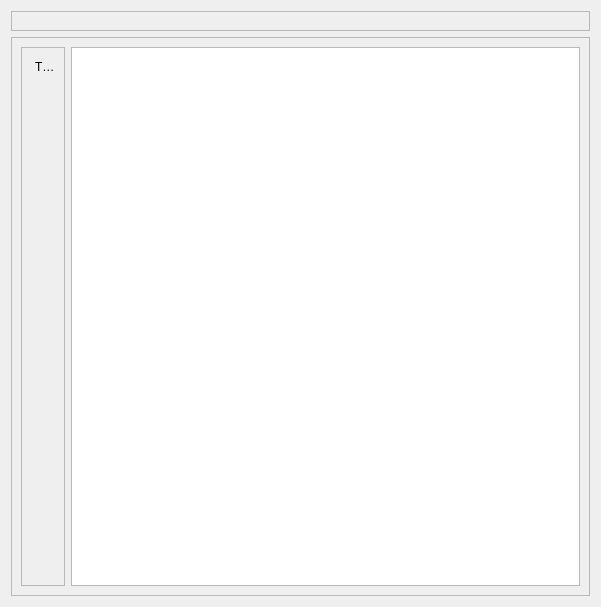
Before: the Qt Designer form qrgui/elementEditor/widgetsEdit/widgetsEditor.ui in qreal/qreal, drawn with Qt 5.
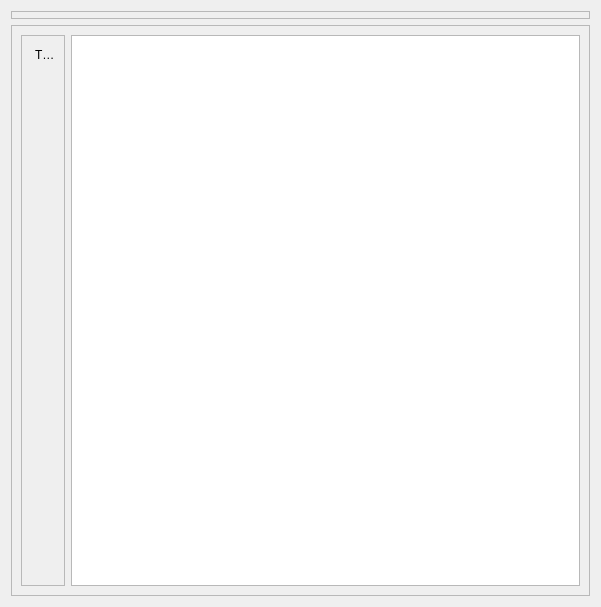
After: the same form once the commit is applied.

Commit message: Modified shape editor gui; Added element editor navigation buttons; Key processing system refactored

The edit to the form file:
```diff
--- a/qrgui/elementEditor/widgetsEdit/widgetsEditor.ui
+++ b/qrgui/elementEditor/widgetsEdit/widgetsEditor.ui
@@ -22,7 +22,17 @@
      <property name="frameShadow">
       <enum>QFrame::Raised</enum>
      </property>
-     <layout class="QHBoxLayout" name="horizontalLayout_5"/>
+     <layout class="QHBoxLayout" name="horizontalLayout_5">
+      <property name="topMargin">
+       <number>3</number>
+      </property>
+      <property name="rightMargin">
+       <number>9</number>
+      </property>
+      <property name="bottomMargin">
+       <number>3</number>
+      </property>
+     </layout>
     </widget>
    </item>
    <item>
```
The commit also changes 20 other files.
